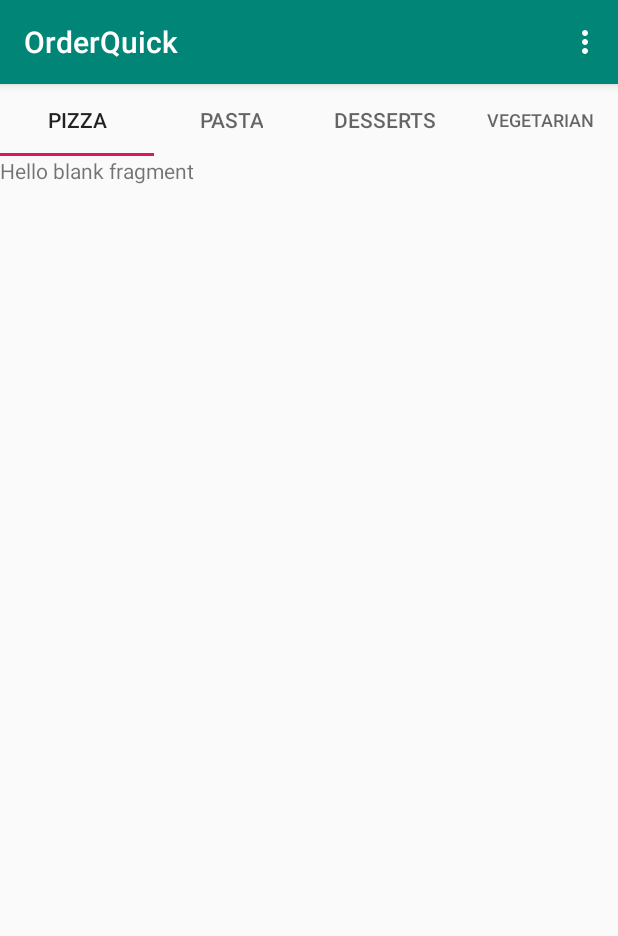
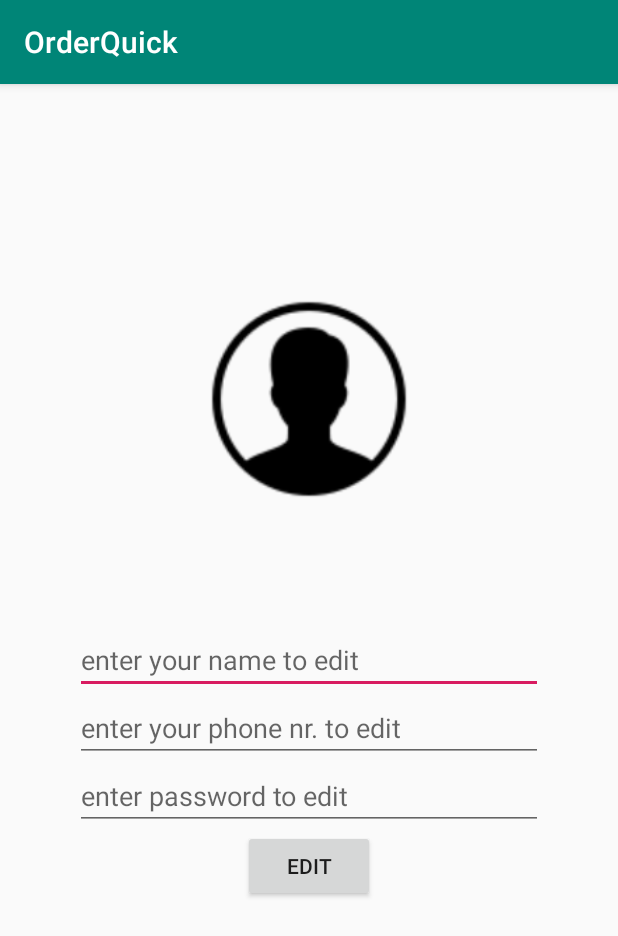
Before and after one commit to sergiunimat/OrderQuick, an Android app: the MainCustomerView screen opened directly, with no data from a screen before it, in the options menu, after a tap on "Profile", on a phone screen of 412 x 824 dp. Shown: the top 936 px of the screen. Run offline under Robolectric (Android 15) with nearby library versions, the phone set to English and light mode, and no system bars.

Commit message:
Update customer User Data - done

```diff
--- a/app/src/main/AndroidManifest.xml
+++ b/app/src/main/AndroidManifest.xml
@@ -9,7 +9,8 @@
         android:roundIcon="@mipmap/ic_launcher_round"
         android:supportsRtl="true"
         android:theme="@style/AppTheme">
-        <activity android:name=".MainCustomerView"></activity>
+        <activity android:name=".CustomerProfile"></activity>
+        <activity android:name=".MainCustomerView" />
         <activity android:name=".LogIn">
             <intent-filter>
                 <action android:name="android.intent.action.MAIN" />
--- a/app/src/main/java/com/example/orderquick/BaseAppClass.java
+++ b/app/src/main/java/com/example/orderquick/BaseAppClass.java
@@ -4,5 +4,5 @@ import androidx.appcompat.app.AppCompatActivity;
 
 public class BaseAppClass  extends AppCompatActivity {
 
-    public CustomerModel APPLICATION_CURRENT_USER = new CustomerModel();
+    public static CustomerModel APPLICATION_CURRENT_USER = null;
 }
--- /dev/null
+++ b/app/src/main/java/com/example/orderquick/CustomerProfile.java
@@ -0,0 +1,61 @@
+package com.example.orderquick;
+
+import androidx.appcompat.app.AppCompatActivity;
+
+import android.content.Intent;
+import android.os.Bundle;
+import android.view.View;
+import android.widget.Button;
+import android.widget.EditText;
+import android.widget.Toast;
+
+public class CustomerProfile extends BaseAppClass {
+
+
+    Button edit_user;
+    EditText edit_user_name;
+    EditText edit_user_tel;
+    EditText edit_user_password;
+
+    @Override
+    protected void onCreate(Bundle savedInstanceState) {
+        super.onCreate(savedInstanceState);
+        setContentView(R.layout.activity_customer_profile);
+
+        edit_user = (Button)findViewById(R.id.edit_user_button_id);
+        edit_user_name = (EditText)findViewById(R.id.edit_username_id);
+        edit_user_tel = (EditText)findViewById(R.id.edit_usertel_id);
+        edit_user_password = (EditText)findViewById(R.id.edit_userpassword_id);
+
+        if (APPLICATION_CURRENT_USER!=null){
+            edit_user_name.setText(APPLICATION_CURRENT_USER.getCustomerName());
+            edit_user_tel.setText(APPLICATION_CURRENT_USER.getTelephoneNumber());
+        }
+
+        edit_user.setOnClickListener(new View.OnClickListener() {
+            @Override
+            public void onClick(View v) {
+                CustomerModel customerModel = new CustomerModel();
+                DBHelper dbh = new DBHelper(v.getContext());
+                customerModel.setRole(3);
+                customerModel.setPassword(edit_user_password.getText().toString());
+                customerModel.setTelephoneNumber(edit_user_tel.getText().toString());
+                customerModel.setCustomerName(edit_user_name.getText().toString());
+                customerModel.setCustomerId(APPLICATION_CURRENT_USER.getCustomerId());
+                boolean b = dbh.EditCustomer(customerModel);
+                if (b){
+                    Toast.makeText(CustomerProfile.this, "User updates successfully", Toast.LENGTH_SHORT).show();
+                    Intent login = new Intent(v.getContext(),LogIn.class);
+                    startActivity(login);
+                    finish();
+                }
+                else {
+                    Toast.makeText(CustomerProfile.this, "User could not be updated", Toast.LENGTH_SHORT).show();
+                }
+
+                //1.create a function in the database that updated the records
+                //redirect user to log in + finish()
+            }
+        });
+    }
+}
--- a/app/src/main/java/com/example/orderquick/MainCustomerView.java
+++ b/app/src/main/java/com/example/orderquick/MainCustomerView.java
@@ -75,6 +75,8 @@ public class MainCustomerView extends BaseAppClass {
         switch (item.getItemId()){
             case R.id.customer_profile_id:
                 Toast.makeText(this, "For this you need to redirect the user to its profile and allow him/her to modify ", Toast.LENGTH_LONG).show();
+                Intent profile = new Intent(this,CustomerProfile.class);
+                startActivity(profile);
                 return true;
             case R.id.customer_orders_id:
                 Toast.makeText(this, "Create and show the list of orders the user has if null show message there isnt any order yet", Toast.LENGTH_LONG).show();
--- /dev/null
+++ b/app/src/main/res/layout/activity_customer_profile.xml
@@ -0,0 +1,62 @@
+<?xml version="1.0" encoding="utf-8"?>
+<RelativeLayout xmlns:android="http://schemas.android.com/apk/res/android"
+    xmlns:app="http://schemas.android.com/apk/res-auto"
+    xmlns:tools="http://schemas.android.com/tools"
+    android:layout_width="match_parent"
+    android:layout_height="match_parent"
+    tools:context=".CustomerProfile">
+
+    <ImageView
+        android:layout_width="match_parent"
+        android:paddingTop="60dp"
+        android:layout_marginTop="80dp"
+        android:layout_marginBottom="20dp"
+        android:layout_height="200dp"
+        app:srcCompat="@drawable/user"/>
+    <!-- User name -->
+    <EditText
+        android:layout_centerVertical="true"
+        android:id="@+id/edit_username_id"
+        android:layout_width="match_parent"
+        android:layout_height="wrap_content"
+        android:ems="10"
+        android:layout_marginLeft="50dp"
+        android:layout_marginRight="50dp"
+        android:hint="enter your name to edit"
+        android:inputType="textPersonName" />
+
+    <!-- User pass -->
+    <EditText
+        android:layout_below="@id/edit_usertel_id"
+        android:id="@+id/edit_userpassword_id"
+        android:layout_width="match_parent"
+        android:layout_height="wrap_content"
+        android:ems="10"
+        android:hint="enter password to edit"
+        android:layout_marginLeft="50dp"
+        android:layout_marginRight="50dp"
+        android:inputType="textPassword" />
+    <!-- User conf pass -->
+
+
+
+    <EditText
+        android:layout_below="@id/edit_username_id"
+        android:id="@+id/edit_usertel_id"
+        android:layout_width="match_parent"
+        android:layout_height="wrap_content"
+        android:ems="10"
+        android:layout_marginLeft="50dp"
+        android:layout_marginRight="50dp"
+        android:hint="enter your phone nr. to edit"
+        android:inputType="textPersonName" />
+
+    <Button
+        android:layout_below="@id/edit_userpassword_id"
+        android:id="@+id/edit_user_button_id"
+        android:layout_centerHorizontal="true"
+        android:layout_width="wrap_content"
+        android:layout_height="wrap_content"
+        android:text="Edit"/>
+
+</RelativeLayout>
```
Also changed, not shown: app/src/main/java/com/example/orderquick/DBHelper.java (+14 -0 lines), app/src/main/res/drawable-v24/user.png (added).
